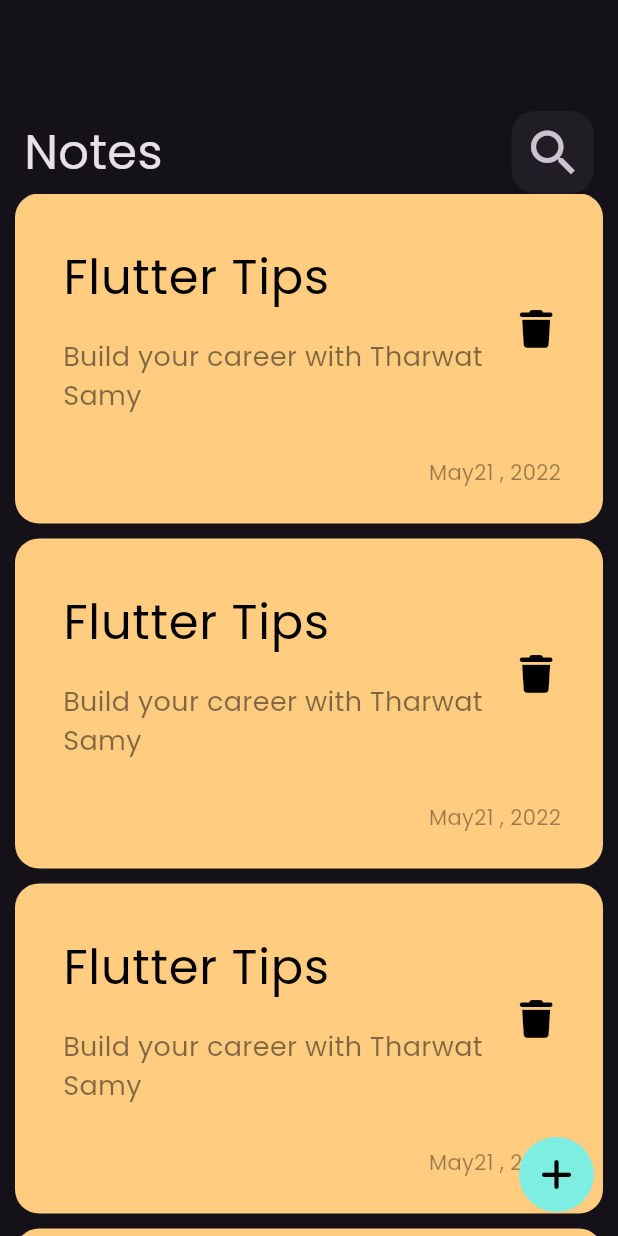
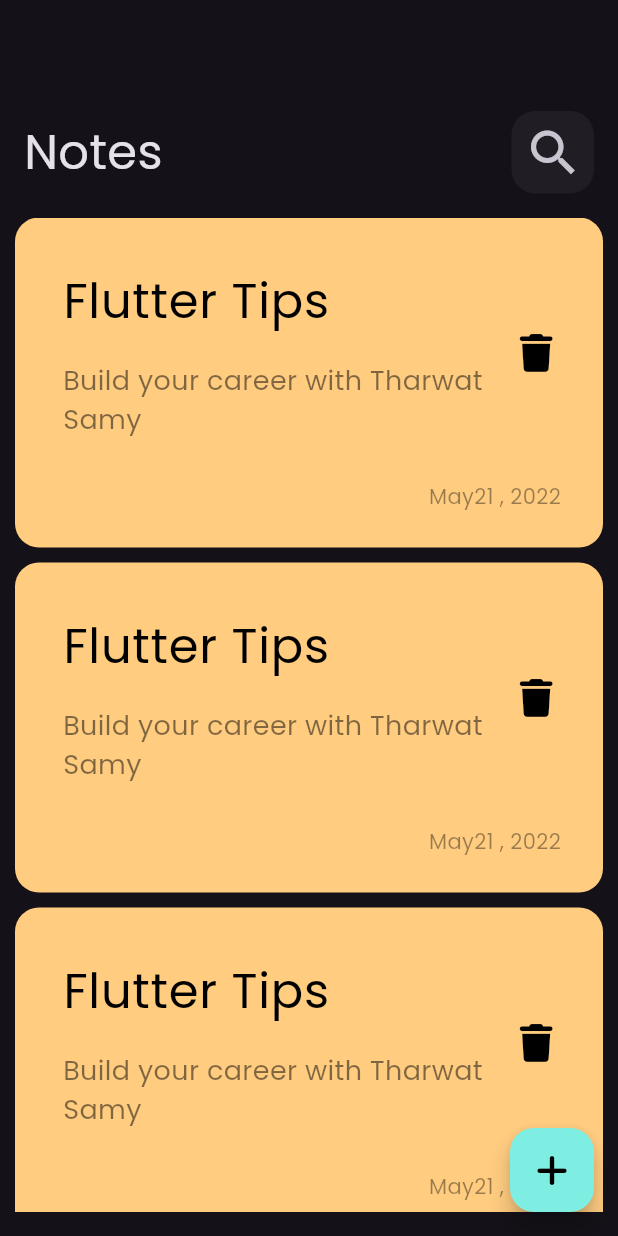
Before and after one commit to Bakry-Man/Notes-App, a Flutter app: the screen it shows after launch, on a phone screen of 412 x 824 dp. Run offline on Flutter 3.47's test engine with Material 3 defaults, Android fonts, the phone set to English and light mode, and no system bars; our stand-ins replace font_awesome_flutter.

Commit message:
add floating action button to homeview+ use showModalBottomSheet in onpressed

```diff
--- a/lib/views/home_page.dart
+++ b/lib/views/home_page.dart
@@ -11,8 +11,8 @@ class HomeView extends StatelessWidget {
   List<NoteModel> notes = [];
   @override
   Widget build(BuildContext context) {
-    return const Scaffold(
-        body: Column(
+    return Scaffold(
+        body: const Column(
           children: [
             SizedBox(
               height: 20,
@@ -21,13 +21,28 @@ class HomeView extends StatelessWidget {
             Expanded(child: NotesListView())
           ],
         ),
-        floatingActionButton: CircleAvatar(
-          radius: 25,
-          backgroundColor: Color(0xFF7FEEE2),
-          child: Icon(
+        floatingActionButton: FloatingActionButton(
+          backgroundColor: const Color(0xFF7FEEE2),
+          onPressed: () {
+            showModalBottomSheet(
+                context: context,
+                builder: (context) {
+                  return const AddNoteButton();
+                });
+          },
+          child: const Icon(
             FontAwesomeIcons.plus,
             color: Colors.black,
           ),
         ));
   }
 }
+
+class AddNoteButton extends StatelessWidget {
+  const AddNoteButton({super.key});
+
+  @override
+  Widget build(BuildContext context) {
+    return Container();
+  }
+}
--- a/lib/widgets/notes_list_view.dart
+++ b/lib/widgets/notes_list_view.dart
@@ -6,8 +6,13 @@ class NotesListView extends StatelessWidget {
 
   @override
   Widget build(BuildContext context) {
-    return ListView.builder(itemBuilder: (context, index) {
-      return const CustomNoteWidget();
-    });
+    return Padding(
+      padding: const EdgeInsets.symmetric(vertical: 16),
+      child: ListView.builder(
+          padding: EdgeInsets.zero,
+          itemBuilder: (context, index) {
+            return const CustomNoteWidget();
+          }),
+    );
   }
 }
```
